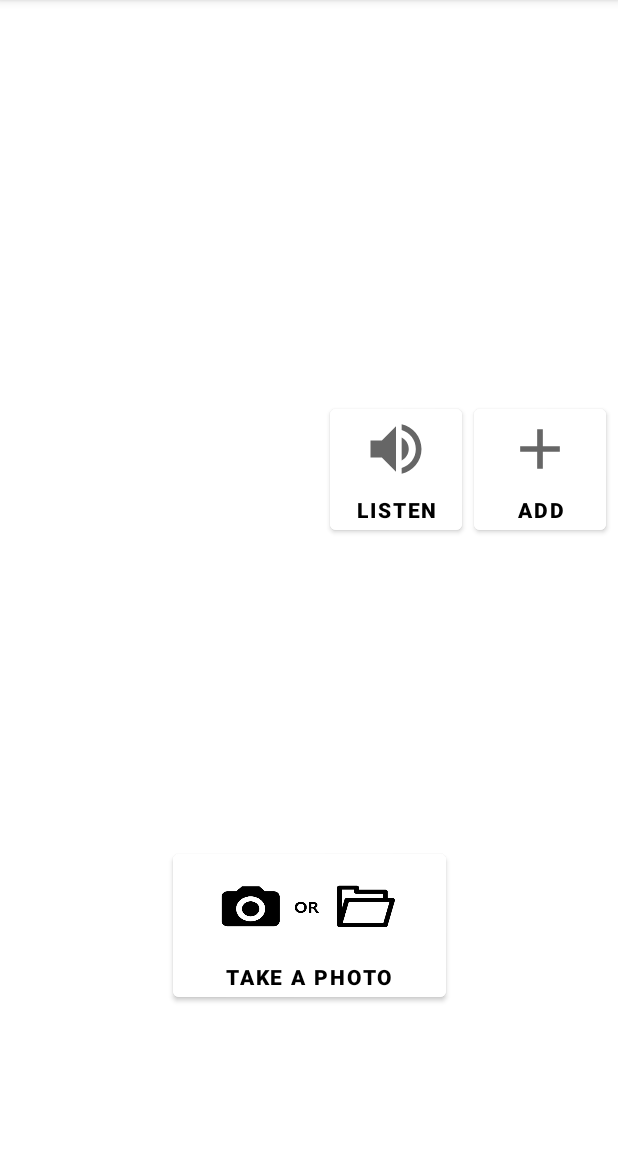
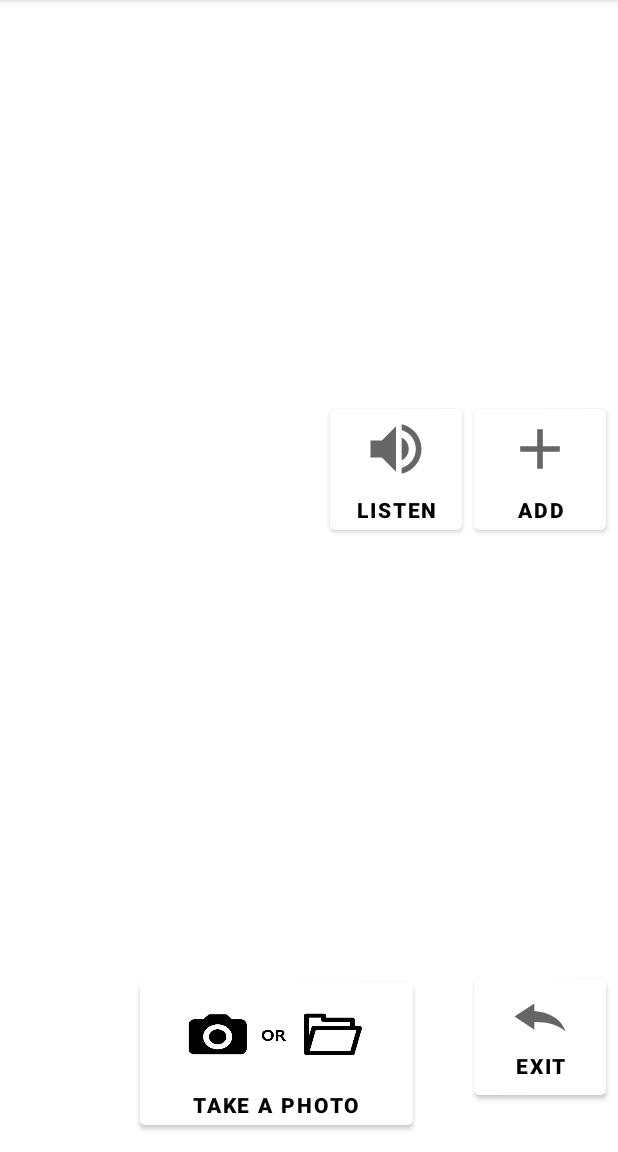
Before and after one commit to Kim0914/SWordCard, an Android app: the CropActivity screen opened directly, with no data from a screen before it, on a phone screen of 412 x 824 dp, the part 84-1236 px from its top. Run offline under Robolectric (Android 15) with nearby library versions, the phone set to English and light mode, and no system bars; libraries missing offline, so code that uses them is left out: com.google.mlkit.vision, com.theartofdev.edmodo.

Commit message:
camera exit button active

```diff
--- a/app/src/main/java/com/example/swordcard/CropActivity.java
+++ b/app/src/main/java/com/example/swordcard/CropActivity.java
@@ -46,6 +46,8 @@ public class CropActivity extends AppCompatActivity implements TextToSpeech.OnIn
     TextView mTransView;
     Button mTTS;
     Button mAdd;
+    Button mExit;
+
 
     @Override
     protected void onCreate(Bundle savedInstanceState) {
@@ -55,6 +57,7 @@ public class CropActivity extends AppCompatActivity implements TextToSpeech.OnIn
         mTransView = findViewById(R.id.crop_translate);
         mTTS = findViewById(R.id.tts_btn);
         mAdd = findViewById(R.id.add_btn);
+        mExit = findViewById(R.id.btn_cropExit);
 
         mAdd.setOnClickListener(new View.OnClickListener() {
             @Override
@@ -63,6 +66,13 @@ public class CropActivity extends AppCompatActivity implements TextToSpeech.OnIn
                 word = word.toLowerCase();
                 newModule.addWord(word,mean);
                 Toast.makeText(getApplicationContext(), "단어가 저장되었습니다",Toast.LENGTH_LONG).show();
+            }
+        });
+
+        mExit.setOnClickListener(new View.OnClickListener(){
+            @Override
+            public void onClick(View v) {
+                finish();
             }
         });
 
@@ -76,6 +86,8 @@ public class CropActivity extends AppCompatActivity implements TextToSpeech.OnIn
             }
 
         });
+
+
     }
 
     @RequiresApi(api = Build.VERSION_CODES.LOLLIPOP)
@@ -93,6 +105,8 @@ public class CropActivity extends AppCompatActivity implements TextToSpeech.OnIn
         }
         super.onDestroy();
     }
+
+
 
     @RequiresApi(api = Build.VERSION_CODES.LOLLIPOP)
     @Override public void onInit(int status) {
--- a/app/src/main/res/layout/activity_crop.xml
+++ b/app/src/main/res/layout/activity_crop.xml
@@ -13,11 +13,11 @@
         android:layout_height="50dp"
         android:layout_marginTop="56dp"
         android:layout_marginBottom="55dp"
+        android:fontFamily="@font/nanumbarunpenb"
         android:gravity="center"
         android:text=""
         android:textColor="@color/black"
         android:textStyle="bold"
-        android:fontFamily="@font/nanumbarunpenb"
         app:layout_constraintBottom_toTopOf="@+id/crop_translate"
         app:layout_constraintEnd_toEndOf="parent"
         app:layout_constraintStart_toStartOf="parent"
@@ -28,11 +28,11 @@
         android:layout_width="0dp"
         android:layout_height="50dp"
         android:layout_marginTop="161dp"
+        android:fontFamily="@nanumbarunpenb"
         android:gravity="center"
         android:text=""
         android:textColor="@color/black"
         android:textStyle="bold"
-        android:fontFamily="@nanumbarunpenb"
         app:layout_constraintEnd_toEndOf="parent"
         app:layout_constraintStart_toStartOf="parent"
         app:layout_constraintTop_toTopOf="parent" />
@@ -44,13 +44,30 @@
         android:layout_gravity="center"
         android:layout_marginTop="55dp"
         android:layout_marginEnd="8dp"
+        android:backgroundTint="@color/white"
+        android:drawableTop="@drawable/ic_baseline_volume_up_24"
         android:text="LISTEN"
-        android:drawableTop="@drawable/ic_baseline_volume_up_24"
-        android:backgroundTint="@color/white"
         android:textColor="@color/black"
         android:textStyle="bold"
         app:layout_constraintEnd_toStartOf="@+id/add_btn"
         app:layout_constraintTop_toBottomOf="@+id/crop_translate" />
+
+    <Button
+        android:id="@+id/btn_cropExit"
+        android:layout_width="wrap_content"
+        android:layout_height="wrap_content"
+        android:layout_alignParentBottom="true"
+        android:layout_marginEnd="8dp"
+        android:layout_marginBottom="32dp"
+        android:backgroundTint="@color/white"
+        android:drawableTop="@drawable/ic_baseline_reply_24"
+        android:padding="10dp"
+        android:text="Exit"
+        android:textColor="@color/black"
+        android:textStyle="bold"
+        app:layout_constraintBottom_toBottomOf="parent"
+        app:layout_constraintEnd_toEndOf="parent"
+        tools:ignore="MissingConstraints" />
 
     <Button
         android:id="@+id/add_btn"
@@ -58,9 +75,9 @@
         android:layout_height="wrap_content"
         android:layout_gravity="center"
         android:layout_marginEnd="8dp"
+        android:backgroundTint="@color/white"
+        android:drawableTop="@drawable/ic_baseline_add_24"
         android:text="ADD"
-        android:drawableTop="@drawable/ic_baseline_add_24"
-        android:backgroundTint="@color/white"
         android:textColor="@color/black"
         android:textStyle="bold"
         app:layout_constraintBaseline_toBaselineOf="@+id/tts_btn"
@@ -71,15 +88,16 @@
         android:layout_width="wrap_content"
         android:layout_height="wrap_content"
         android:layout_gravity="center"
-        android:layout_marginBottom="97dp"
+        android:layout_marginBottom="12dp"
+        android:backgroundTint="@color/white"
+        android:drawableTop="@drawable/corgbtn"
         android:onClick="onSelectImageClick"
-        android:drawableTop="@drawable/corgbtn"
-        android:backgroundTint="@color/white"
+        android:text="TAKE A PHOTO"
         android:textColor="@color/black"
-        android:text="TAKE A PHOTO"
         android:textStyle="bold"
         app:layout_constraintBottom_toBottomOf="parent"
         app:layout_constraintEnd_toEndOf="parent"
+        app:layout_constraintHorizontal_bias="0.406"
         app:layout_constraintStart_toStartOf="parent" />
 
 </androidx.constraintlayout.widget.ConstraintLayout>
--- a/app/src/main/res/layout/activity_wordlist.xml
+++ b/app/src/main/res/layout/activity_wordlist.xml
@@ -22,7 +22,7 @@
         android:id="@+id/Close"
         android:layout_width="0dp"
         android:layout_height="wrap_content"
-        android:text="Close"
+        android:text="EXIT"
         android:drawableTop="@drawable/ic_baseline_reply_24"
         android:backgroundTint="@color/white"
         android:textColor="@color/black"
```
Also changed, not shown: app/src/main/res/layout/activity_main.xml (+13 -8 lines).
